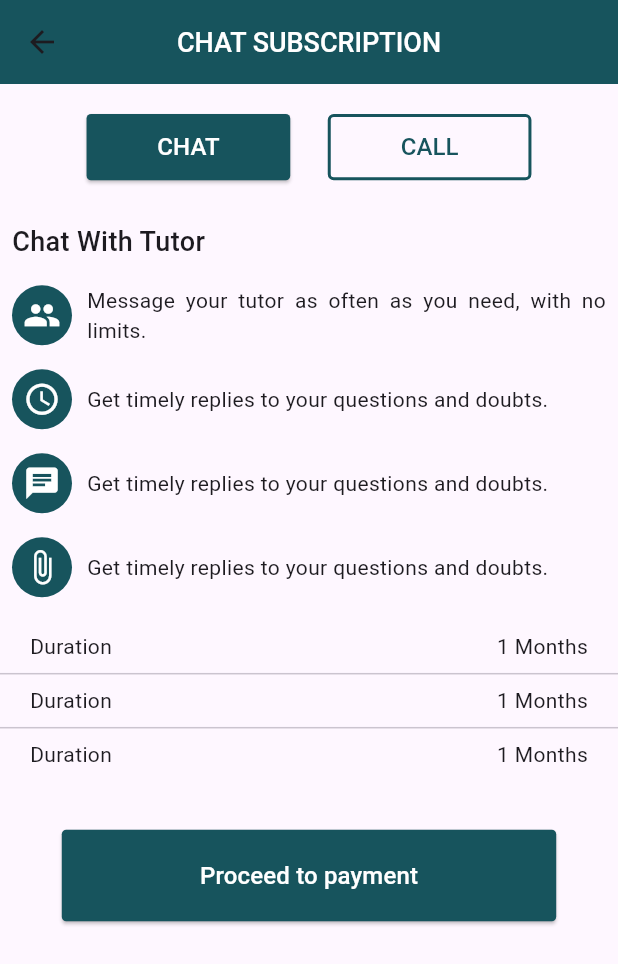
After one commit to LumenCluster/LearningApp, a Flutter app: the Chatscreen screen opened directly, on a phone screen of 412 x 824 dp. The commit adds this screen. Shown: the top 964 px of the screen. Run offline on Flutter 3.47's test engine with Material 3 defaults, Android fonts, the phone set to English and light mode, and no system bars; our stand-ins replace get; missing offline and left inert: dart:ffi.

Commit message:
Chat Screen Added

```diff
--- /dev/null
+++ b/onlinelearningapp/lib/Screens/Student Screens/ChatScreen.dart
@@ -0,0 +1,223 @@
+// // ignore_for_file: prefer_const_constructors, sort_child_properties_last
+
+// import 'package:flutter/material.dart';
+// import 'package:onlinelearningapp/CustomWidgets/ElevatedButton.dart';
+// import 'package:onlinelearningapp/CustomWidgets/smalloutlinebutton.dart';
+// import 'package:onlinelearningapp/utils/appcolor.dart';
+
+// class Chatscreen extends StatelessWidget {
+//   const Chatscreen({super.key});
+
+//   @override
+//   Widget build(BuildContext context) {
+//     final screenHeight = MediaQuery.sizeOf(context).height;
+//     final screenWidth = MediaQuery.sizeOf(context).width;
+//     return Scaffold(
+//       appBar: AppBar(
+//         title: Text(
+//           "CHAT SUBSCRIPTION ",
+//           style: TextStyle(
+//               fontSize: 18, fontWeight: FontWeight.w500, color: whitecolor),
+//         ),
+//         backgroundColor: maincolor,
+//         centerTitle: true,
+//       ),
+//       body: Column(
+//         crossAxisAlignment: CrossAxisAlignment.start,
+//         children: [
+//           Padding(
+//             padding: const EdgeInsets.all(20),
+//             child: Row(
+//               crossAxisAlignment: CrossAxisAlignment.center,
+//               mainAxisAlignment: MainAxisAlignment.center,
+//               children: [
+//                 Elevatedbutton(
+//                     Onpressed: () {},
+//                     btntext: "CHAT",
+//                     textcolor: whitecolor,
+//                     bgcolor: maincolor,
+//                     height: screenHeight * 0.00006,
+//                     width: screenWidth * 0.0008),
+//                 SizedBox(
+//                   width: 10,
+//                 ),
+//                 smalloutlinebtn(
+//                     btntext: 'CALL',
+//                     Onpressed: () {},
+//                     height: screenHeight * 0.00006,
+//                     width: screenWidth * 0.0007),
+//               ],
+//             ),
+//           ),
+//           Text("Chat With Tutor"),
+//           Row(
+//             children: [
+//               Container(
+//                 width: 50,
+//                 height: 50,
+//                 color: maincolor,
+//                 child: Image.asset(
+//                   'assets/Images/people.png',
+//                   fit: BoxFit.cover,
+//                   // Cover the entire container
+//                   width: 50,
+//                   height: 50,
+//                 ),
+//               ),
+//               SizedBox(width: 10),
+//               Expanded(
+//                 child: Text(
+//                   "Message your tutor as often as you need, with no limits.",
+//                   maxLines: 2,
+//                   overflow: TextOverflow.ellipsis,
+//                   softWrap: true,
+//                 ),
+//               ),
+//             ],
+//           ),
+//         ],
+//       ),
+//     );
+//   }
+// }
+
+// ignore_for_file: prefer_const_constructors
+
+import 'dart:ffi';
+
+import 'package:flutter/material.dart';
+import 'package:onlinelearningapp/CustomWidgets/ElevatedButton.dart';
+import 'package:onlinelearningapp/CustomWidgets/outlinebutton.dart';
+import 'package:onlinelearningapp/utils/appcolor.dart';
+
+class Chatscreen extends StatelessWidget {
+  const Chatscreen({super.key});
+
+  @override
+  Widget build(BuildContext context) {
+    final screenHeight = MediaQuery.of(context).size.height;
+    final screenWidth = MediaQuery.of(context).size.width;
+    return Scaffold(
+      appBar: AppBar(
+        title: Text(
+          "CHAT SUBSCRIPTION",
+          style: TextStyle(
+            fontSize: 18,
+            fontWeight: FontWeight.w500,
+            color: Colors.white,
+          ),
+        ),
+        backgroundColor: maincolor,
+        centerTitle: true,
+      ),
+      body: Column(
+        crossAxisAlignment: CrossAxisAlignment.start,
+        children: [
+          Padding(
+            padding: const EdgeInsets.all(20),
+            child: Row(
+              mainAxisAlignment: MainAxisAlignment.center,
+              children: [
+                Elevatedbutton(
+                  Onpressed: () {},
+                  btntext: 'CHAT',
+                  textcolor: whitecolor,
+                  bgcolor: maincolor,
+                  height: screenHeight * 0.000065,
+                  width: screenWidth * 0.0008,
+                ),
+                SizedBox(
+                  width: 25,
+                ),
+                Outlinebutton(
+                    btntext: "CALL",
+                    Onpressed: () {},
+                    height: screenHeight * 0.000065,
+                    width: screenWidth * 0.0008,
+                    sizeofFont: 16)
+              ],
+            ),
+          ),
+          Padding(
+            padding: const EdgeInsets.all(8.0),
+            child: Text(
+              "Chat With Tutor",
+              style: TextStyle(fontSize: 18, fontWeight: FontWeight.w500),
+            ),
+          ),
+          buildRow(Icons.group,
+              "Message your tutor as often as you need, with no limits."),
+          buildRow(Icons.access_time,
+              "Get timely replies to your questions and doubts."),
+          buildRow(
+              Icons.chat, "Get timely replies to your questions and doubts."),
+          buildRow(Icons.attach_file,
+              "Get timely replies to your questions and doubts."),
+          SizedBox(
+            height: 15,
+          ),
+          buildsecondRow("Duration", "1 Months"),
+          Divider(),
+          buildsecondRow("Duration", "1 Months"),
+          Divider(),
+          buildsecondRow("Duration", "1 Months"),
+          SizedBox(
+            height: 40,
+          ),
+          Center(
+            child: Elevatedbutton(
+                Onpressed: () {},
+                btntext: 'Proceed to payment',
+                textcolor: whitecolor,
+                bgcolor: maincolor,
+                height: screenHeight * 0.00009,
+                width: 0.8),
+          )
+        ],
+      ),
+    );
+  }
+
+  // Function for the Row Items
+
+  Widget buildRow(IconData icon, String text) {
+    return Padding(
+      padding: const EdgeInsets.all(8.0),
+      child: Row(
+        children: [
+          Container(
+            height: 40,
+            width: 40,
+            decoration: BoxDecoration(color: maincolor, shape: BoxShape.circle),
+            child: Icon(
+              icon,
+              color: whitecolor,
+              size: 25,
+            ),
+          ),
+          SizedBox(
+            width: 10,
+          ),
+          Expanded(
+              child: Text(
+            text,
+            textAlign: TextAlign.justify,
+            style: TextStyle(fontSize: 14, fontWeight: FontWeight.w400),
+          ))
+        ],
+      ),
+    );
+  }
+
+  // Second Row
+
+  buildsecondRow(String text1, String text2) {
+    return Padding(
+      padding: const EdgeInsets.only(left: 20, right: 20),
+      child: Row(
+        mainAxisAlignment: MainAxisAlignment.spaceBetween,
+        children: [Text(text1), Text(text2)],
+      ),
+    );
+  }
+}
--- a/onlinelearningapp/lib/Screens/Student Screens/Tutordetails.dart
+++ b/onlinelearningapp/lib/Screens/Student Screens/Tutordetails.dart
@@ -130,8 +130,10 @@
 // ignore_for_file: prefer_const_constructors, prefer_const_literals_to_create_immutables
 
 import 'package:flutter/material.dart';
+import 'package:get/get.dart';
 import 'package:onlinelearningapp/CustomWidgets/ElevatedButton.dart';
 import 'package:onlinelearningapp/CustomWidgets/OutlinebuttonwithIcon.dart';
+import 'package:onlinelearningapp/Screens/Student%20Screens/ChatScreen.dart';
 import 'package:onlinelearningapp/utils/appcolor.dart';
 
 import '../../CustomWidgets/outlinebutton.dart';
@@ -288,8 +290,10 @@ class _TutorDetailsState extends State<TutorDetails> {
 
           Center(
             child: Elevatedbutton(
-                Onpressed: () {},
-                btntext: 'Schedule a Class',
+                Onpressed: () {
+                  Get.to(() => Chatscreen());
+                },
+                btntext: 'Book a Session',
                 textcolor: whitecolor,
                 bgcolor: maincolor,
                 height: 0.07,
```
Also changed, not shown: onlinelearningapp/assets/Images/Tutor.png (added), onlinelearningapp/assets/Images/chat.png (added), onlinelearningapp/assets/Images/clock.png (added), onlinelearningapp/assets/Images/people.png (added).
